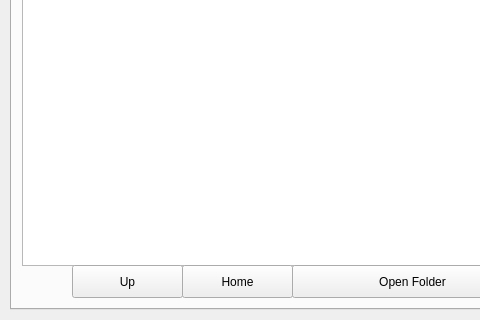
The window that src/mainwindow.ui (mhogomchungu/media-downloader) describes before a commit, drawn with Qt 5; both pictures show x 0 to 480 and y 171 to 491 of the 823 by 491 pixel window.
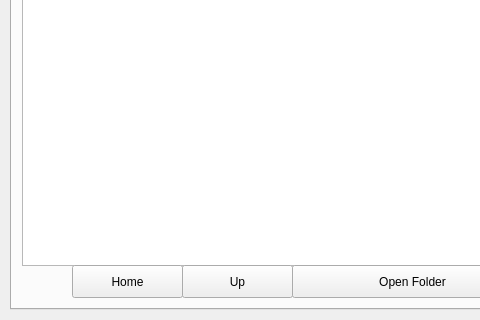
The same window after the commit. The open tabs and pages were chosen to show the change.

Commit message: making final touches before a release on june 1st

The edit to the form file:
```diff
--- a/src/mainwindow.ui
+++ b/src/mainwindow.ui
@@ -911,7 +911,7 @@
      <widget class="QPushButton" name="pbLibraryUp">
       <property name="geometry">
        <rect>
-        <x>60</x>
+        <x>170</x>
         <y>400</y>
         <width>111</width>
         <height>33</height>
@@ -950,7 +950,7 @@
      <widget class="QPushButton" name="pbLibraryHome">
       <property name="geometry">
        <rect>
-        <x>170</x>
+        <x>60</x>
         <y>400</y>
         <width>111</width>
         <height>33</height>
```
The commit also changes 2 other files.
